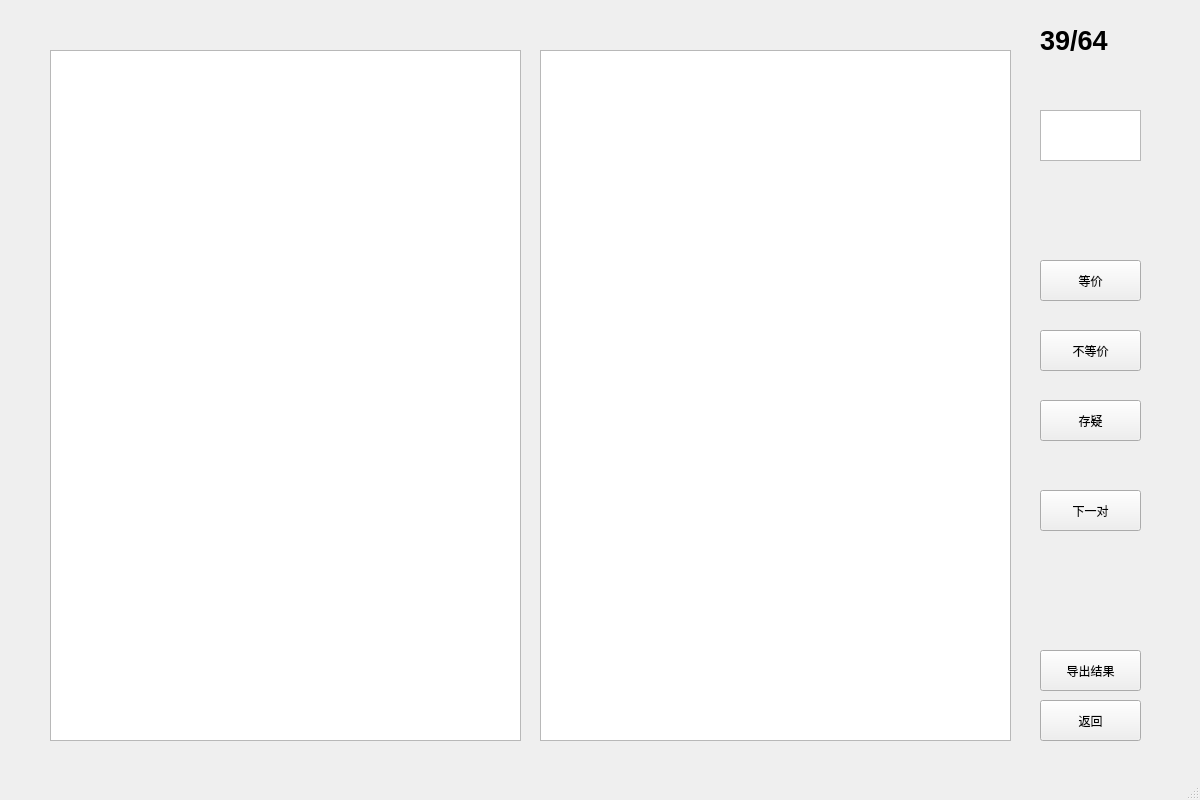
First picture: the form in confirmtable.ui, repository NiuHuangxiaozi/Softengineering-lab5, before the edit.
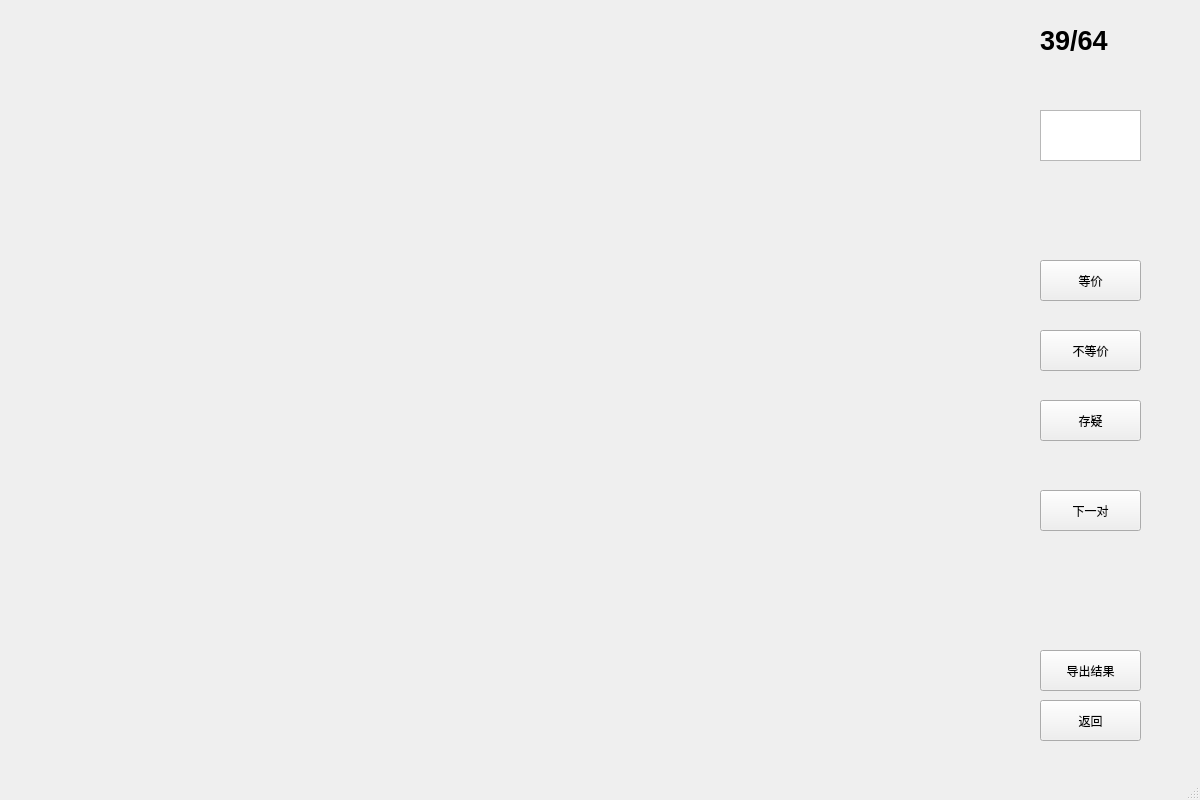
Second picture: the form after the edit.

```diff
--- a/confirmtable.ui
+++ b/confirmtable.ui
@@ -14,16 +14,6 @@
    <string>MainWindow</string>
   </property>
   <widget class="QWidget" name="centralwidget">
-   <widget class="QTextEdit" name="codetextone">
-    <property name="geometry">
-     <rect>
-      <x>50</x>
-      <y>50</y>
-      <width>471</width>
-      <height>691</height>
-     </rect>
-    </property>
-   </widget>
    <widget class="QPushButton" name="btn_unknown">
     <property name="geometry">
      <rect>
@@ -104,16 +94,6 @@
      </font>
     </property>
    </widget>
-   <widget class="QTextEdit" name="codetexttwo">
-    <property name="geometry">
-     <rect>
-      <x>540</x>
-      <y>50</y>
-      <width>471</width>
-      <height>691</height>
-     </rect>
-    </property>
-   </widget>
    <widget class="QLabel" name="label">
     <property name="geometry">
      <rect>
```
